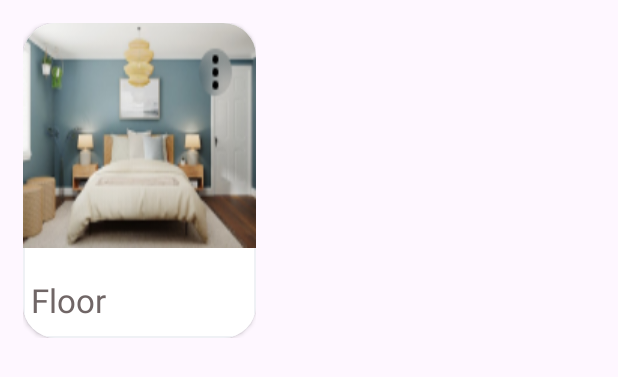
After one commit to MinhHien39/RemoteHomeElectricalControl, an Android app: the layout item_device_recycler.xml on its own in the app's theme, with its tools: preview values and no code run, on a phone screen of 412 x 824 dp. The commit adds this screen. Shown: the top 377 px of the screen. Run offline under Robolectric (Android 15) with nearby library versions, the phone set to English and light mode, and no system bars.

Commit message:
C5 - Create Room & Device

```diff
--- a/app/src/main/AndroidManifest.xml
+++ b/app/src/main/AndroidManifest.xml
@@ -12,6 +12,12 @@
         android:supportsRtl="true"
         android:theme="@style/Theme.RemoteHomeElectricalControlSystem"
         tools:targetApi="31">
+        <activity
+            android:name=".RoomActivity"
+            android:exported="false" />
+        <activity
+            android:name=".RoomActiivty"
+            android:exported="false" />
         <activity
             android:name=".FloorActivity2"
             android:exported="true" />
--- a/app/src/main/java/com/example/remotehomeelectricalcontrolsystem/FloorActivity1.java
+++ b/app/src/main/java/com/example/remotehomeelectricalcontrolsystem/FloorActivity1.java
@@ -11,7 +11,7 @@ import android.util.Log;
 import com.example.remotehomeelectricalcontrolsystem.Adapter.FloorAdapter;
 
 
-import com.example.remotehomeelectricalcontrolsystem.Model.CheckDevice;
+import com.example.remotehomeelectricalcontrolsystem.Model.Devices;
 import com.example.remotehomeelectricalcontrolsystem.Model.Room;
 import com.google.firebase.database.DataSnapshot;
 import com.google.firebase.database.DatabaseError;
@@ -26,7 +26,7 @@ public class FloorActivity1 extends AppCompatActivity {
     RecyclerView rec_room_floor1;
     FloorAdapter floorAdapter;
     List<Room> roomList;
-    List<CheckDevice> list;
+    List<Devices> list;
 
 
 
@@ -72,7 +72,7 @@ public class FloorActivity1 extends AppCompatActivity {
                                         int endTime = dataDevice.child("endTime").getValue(Integer.class);
                                         int startTime = dataDevice.child("startTime").getValue(Integer.class);
                                         int state = dataDevice.child("state").getValue(Integer.class);
-                                        list.add(new CheckDevice(endTime , nameDevice , startTime , state));
+                                        list.add(new Devices(endTime , nameDevice , startTime , state));
                                     }
 
                                     System.out.println("Check List " + list.size());
--- a/app/src/main/java/com/example/remotehomeelectricalcontrolsystem/Model/CheckDevice.java
+++ b/app/src/main/java/com/example/remotehomeelectricalcontrolsystem/Model/Devices.java
@@ -1,12 +1,12 @@
 package com.example.remotehomeelectricalcontrolsystem.Model;
 
-public class CheckDevice {
+public class Devices {
     public int endTime;
     public String nameDevice;
     public int startTime;
     public int state;
 
-    public CheckDevice(int endTime, String nameDevice, int startTime, int state) {
+    public Devices(int endTime, String nameDevice, int startTime, int state) {
         this.endTime = endTime;
         this.nameDevice = nameDevice;
         this.startTime = startTime;
--- /dev/null
+++ b/app/src/main/res/layout/item_device_recycler.xml
@@ -0,0 +1,55 @@
+<?xml version="1.0" encoding="utf-8"?>
+<androidx.constraintlayout.widget.ConstraintLayout xmlns:android="http://schemas.android.com/apk/res/android"
+    android:layout_width="155dp"
+    android:layout_height="210dp"
+    android:layout_margin="15dp"
+    xmlns:app="http://schemas.android.com/apk/res-auto">
+
+    <androidx.cardview.widget.CardView
+        android:layout_width="match_parent"
+        android:layout_height="match_parent"
+        app:cardCornerRadius="22dp"
+        app:layout_constraintStart_toStartOf="parent"
+        app:layout_constraintEnd_toEndOf="parent"
+        app:layout_constraintTop_toTopOf="parent"
+        app:layout_constraintBottom_toBottomOf="parent"
+        app:cardBackgroundColor="#F4F7FB"
+        >
+        <RelativeLayout
+            android:layout_width="match_parent"
+            android:layout_height="match_parent"
+            android:background="@drawable/rounded_imagebuttonfloor"
+            >
+            <ImageView
+                android:layout_width="wrap_content"
+                android:layout_height="150dp"
+                android:id="@+id/imgDevice"
+                android:scaleType="fitXY"
+                android:src="@drawable/imagefloor"
+                />
+            <TextView
+                android:layout_width="wrap_content"
+                android:layout_height="wrap_content"
+                android:text="Floor"
+                android:textColor="#706666"
+                android:layout_marginLeft="5dp"
+                android:textSize="22dp"
+                android:id="@+id/txtNameDevice"
+                android:layout_marginTop="20dp"
+                android:layout_below="@id/imgDevice"/>
+            <TextView
+                android:layout_width="wrap_content"
+                android:layout_height="wrap_content"
+                android:text=""
+                android:textColor="#706666"
+                android:textSize="22dp"
+                android:id="@+id/txtIdFloor"
+                android:layout_marginTop="20dp"
+                android:layout_below="@id/imgDevice"
+                android:layout_marginLeft="5dp"
+                android:layout_toRightOf="@id/txtNameDevice"/>
+        </RelativeLayout>
+
+    </androidx.cardview.widget.CardView>
+
+</androidx.constraintlayout.widget.ConstraintLayout>
```
Also changed, not shown: app/src/main/java/com/example/remotehomeelectricalcontrolsystem/Adapter/FloorAdapter.java (+8 -0 lines), app/src/main/java/com/example/remotehomeelectricalcontrolsystem/Adapter/RoomAdapter.java (added, +51 -0 lines), app/src/main/java/com/example/remotehomeelectricalcontrolsystem/Model/DHT.java (added, +27 -0 lines), app/src/main/java/com/example/remotehomeelectricalcontrolsystem/Model/House.java (+0 -21 lines), app/src/main/java/com/example/remotehomeelectricalcontrolsystem/Model/Room.java (+4 -4 lines), app/src/main/java/com/example/remotehomeelectricalcontrolsystem/RoomActivity.java (added, +110 -0 lines), app/src/main/res/layout/activity_room.xml (added, +24 -0 lines).
